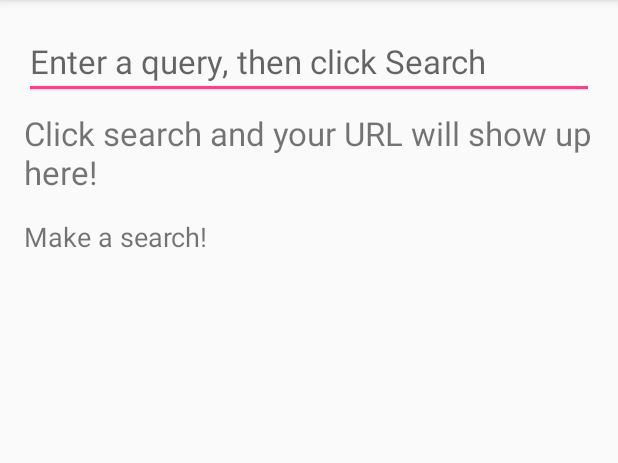
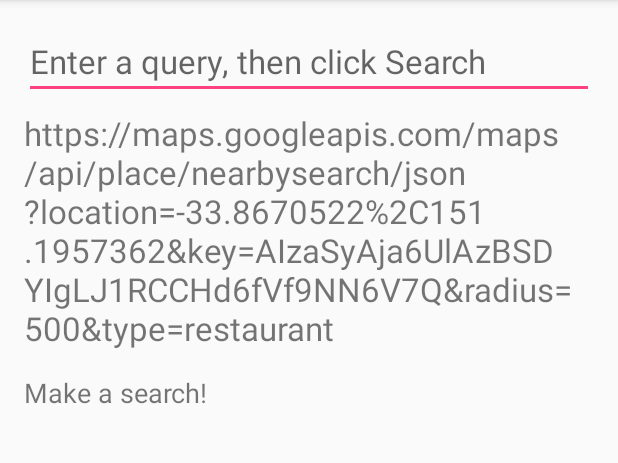
Before and after one commit to GiselleSerate/locationbasedreminders, an Android app: the screen it shows after launch (MainActivity), after a tap on "SEARCH", on a phone screen of 412 x 824 dp, the part 84-547 px from its top. Run offline under Robolectric (Android 15) with nearby library versions, the phone set to English and light mode, and no system bars.

Commit message:
This would probably give me a proper json but apparently I am not authorized in the dev console to use the API.

```diff
--- a/AutofillPlaceTypes/app/src/main/AndroidManifest.xml
+++ b/AutofillPlaceTypes/app/src/main/AndroidManifest.xml
@@ -1,6 +1,8 @@
 <?xml version="1.0" encoding="utf-8"?>
 <manifest xmlns:android="http://schemas.android.com/apk/res/android"
     package="com.example.cssummer17.autofillplacetypes">
+
+    <uses-permission android:name="android.permission.INTERNET"/>
 
     <application
         android:allowBackup="true"
--- a/AutofillPlaceTypes/app/src/main/java/com/example/cssummer17/autofillplacetypes/MainActivity.java
+++ b/AutofillPlaceTypes/app/src/main/java/com/example/cssummer17/autofillplacetypes/MainActivity.java
@@ -9,6 +9,7 @@ import android.view.Menu;
 import android.view.MenuItem;
 import android.view.View;
 import android.widget.Button;
+import android.widget.EditText;
 import android.widget.TextView;
 import android.text.Html;
 
@@ -25,6 +26,8 @@ import java.net.URL;
 public class MainActivity extends AppCompatActivity {
     private static final int PLACE_PICKER_REQUEST = 1; // internally recognized code for the request we're doing
     private TextView mName;                         // we write our place name to this var
+    private EditText mSearchBoxEditText;
+
     private TextView mUrlDisplayTextView;
     private TextView mSearchResultsTextView;      // we write our place address to this var
 
@@ -32,6 +35,11 @@ public class MainActivity extends AppCompatActivity {
     protected void onCreate(Bundle savedInstanceState) {
         super.onCreate(savedInstanceState);
         setContentView(R.layout.activity_main);
+
+        mSearchBoxEditText = (EditText) findViewById(R.id.et_search_box);
+
+        mUrlDisplayTextView = (TextView) findViewById(R.id.tv_url_display);
+        mSearchResultsTextView = (TextView) findViewById(R.id.tv_github_search_results_json);
     }
 
 
--- a/AutofillPlaceTypes/app/src/main/java/com/example/cssummer17/autofillplacetypes/utilities/NetworkUtils.java
+++ b/AutofillPlaceTypes/app/src/main/java/com/example/cssummer17/autofillplacetypes/utilities/NetworkUtils.java
@@ -20,10 +20,9 @@ public class NetworkUtils {
 
     final static String PARAM_FORMAT = "json";
 
-    /*
-     * The sort field. One of stars, forks, or updated.
-     * Default: results are sorted by best match if no field is specified.
-     */
+    final static String PARAM_KEY = "key";
+    final static String key = "AIzaSyAja6UlAzBSDYIgLJ1RCCHd6fVf9NN6V7Q";
+
     final static String PARAM_LOCATION = "location";
     final static String location = "-33.8670522,151.1957362"; // lat/long of the thing.
 
@@ -45,6 +44,7 @@ public class NetworkUtils {
         Uri builtUri = Uri.parse(GITHUB_BASE_URL).buildUpon()
                 .appendPath(PARAM_FORMAT)
                 .appendQueryParameter(PARAM_LOCATION, location)
+                .appendQueryParameter(PARAM_KEY, key)
                 .appendQueryParameter(PARAM_RADIUS, radius)
                 .appendQueryParameter(PARAM_TYPE, type)
                 .build();
```
